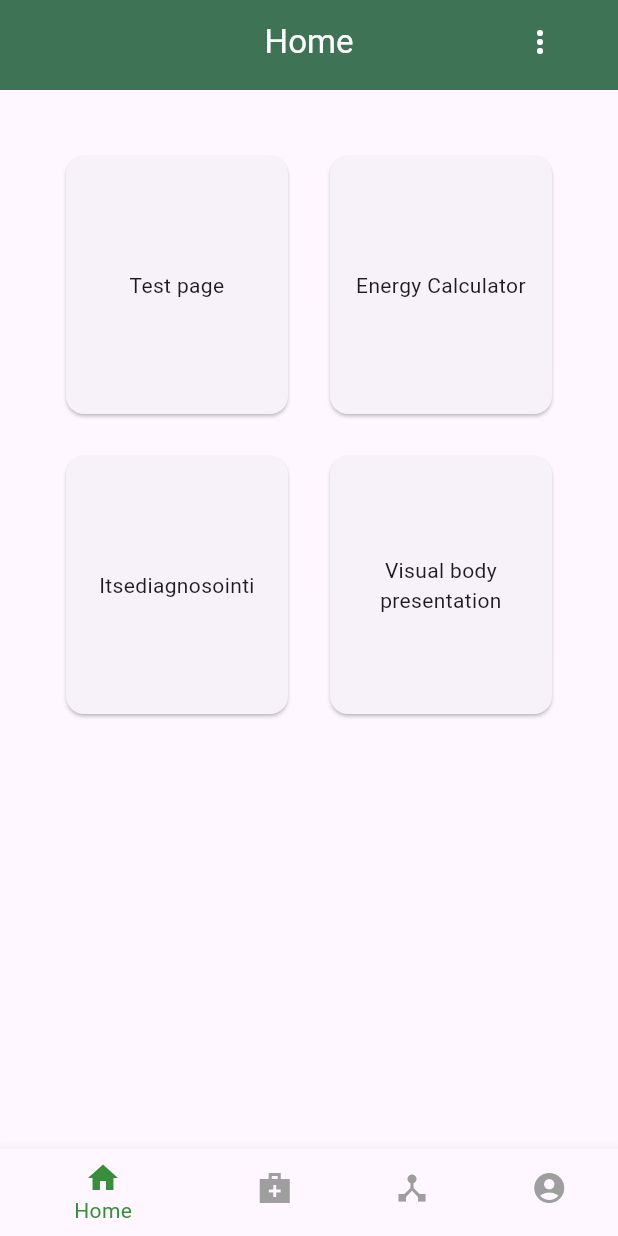
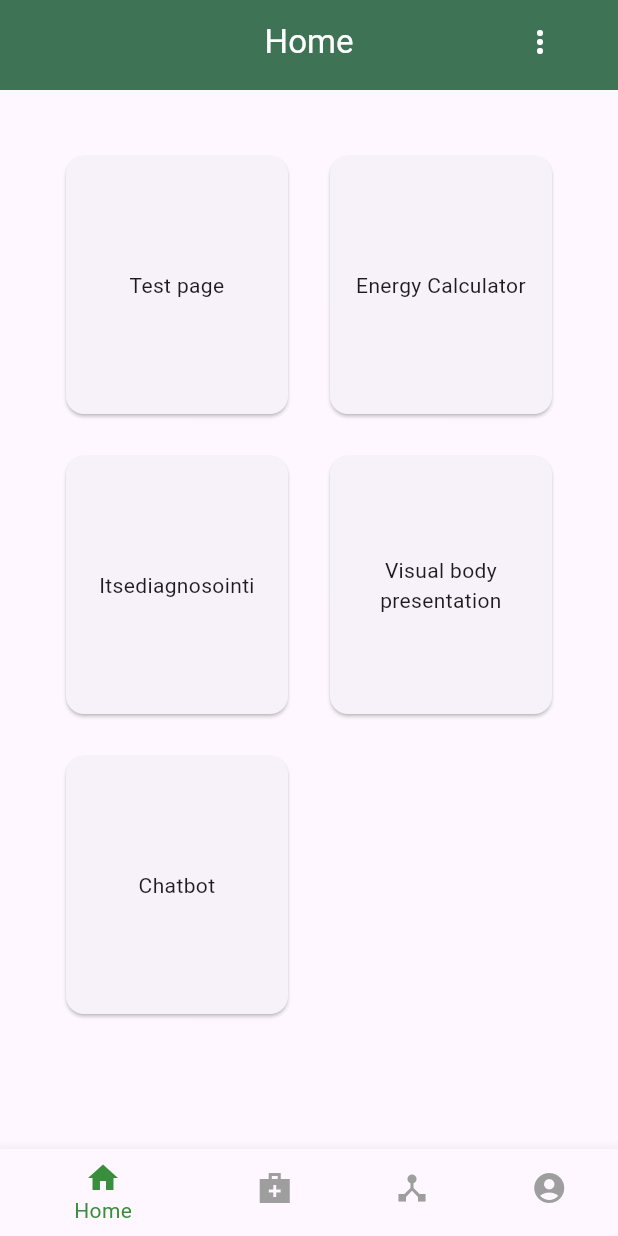
Before and after one commit to Jarwesbub/healthcare_superplatform, a Flutter app: the screen it shows after launch, on a phone screen of 412 x 824 dp. Run offline on Flutter 3.47's test engine with Material 3 defaults, Android fonts, the phone set to English and light mode, and no system bars; our stand-ins replace bubble, flutter_local_notifications, flutter_svg, font_awesome_flutter, permission_handler, shared_preferences; missing offline and left inert: dialogflow_flutter_plus.

Commit message:
Added local asset folder, added chatbot to main page widget, added missing files

```diff
--- a/lib/pages/chatbot_page.dart
+++ b/lib/pages/chatbot_page.dart
@@ -38,7 +38,7 @@ class _ChatbotPageState extends State<ChatbotPage> {
     try {
       AuthGoogle authGoogle =
           await AuthGoogle(
-            fileJson: "assets/jsons/healtcare_service.json",
+            fileJson: "assets/local/healthcare_service.json",
           ).build();
       DialogFlow dialogflow = DialogFlow(
         authGoogle: authGoogle,
--- a/lib/pages/home_page.dart
+++ b/lib/pages/home_page.dart
@@ -2,6 +2,7 @@ import 'package:flutter/material.dart';
 import 'package:flutter_staggered_grid_view/flutter_staggered_grid_view.dart';
 import 'package:healthcare_superplatform/data/page_constants.dart';
 import 'package:healthcare_superplatform/pages/body_presentation.dart';
+import 'package:healthcare_superplatform/pages/chatbot_page.dart';
 import 'package:healthcare_superplatform/pages/test_page.dart';
 import 'package:healthcare_superplatform/widgets/websites_widget.dart';
 import 'package:healthcare_superplatform/pages/calculator_page.dart';
@@ -79,6 +80,7 @@ class _HomePageState extends State<HomePage> {
                 'Visual body presentation',
                 const BodyPresentation(),
               ),
+              _homePageItem(context, 'Chatbot', const ChatbotPage()),
             ],
           );
         },
--- a/pubspec.yaml
+++ b/pubspec.yaml
@@ -73,6 +73,7 @@ flutter:
 
   assets:
     - assets/images/
+    - assets/local/
 
   # An image asset can refer to one or more resolution-specific "variants", see
   # https://flutter.dev/to/resolution-aware-images
```
Also changed, not shown: assets/images/camera.png (added), assets/images/default.jpg (added), assets/images/robot.jpg (added), 1 other file.
